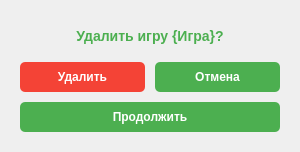
This is Windows/Custom/customwindow.ui in XooWI/SlashGames as Qt 5 draws it before an edit. The edited form follows.
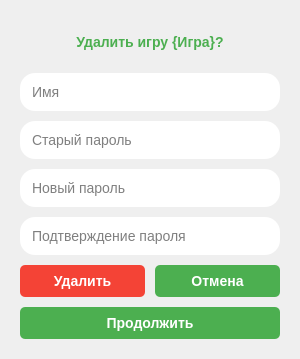
This is the edited form.

```diff
--- a/Windows/Custom/customwindow.ui
+++ b/Windows/Custom/customwindow.ui
@@ -7,14 +7,38 @@
     <x>0</x>
     <y>0</y>
     <width>300</width>
-    <height>150</height>
+    <height>359</height>
    </rect>
   </property>
+  <property name="sizePolicy">
+   <sizepolicy hsizetype="Fixed" vsizetype="Fixed">
+    <horstretch>0</horstretch>
+    <verstretch>0</verstretch>
+   </sizepolicy>
+  </property>
+  <property name="minimumSize">
+   <size>
+    <width>300</width>
+    <height>150</height>
+   </size>
+  </property>
+  <property name="maximumSize">
+   <size>
+    <width>500</width>
+    <height>500</height>
+   </size>
+  </property>
   <property name="windowTitle">
    <string>Удаление игры</string>
   </property>
   <property name="styleSheet">
-   <string notr="true">QDialog {
+   <string notr="true">QLineEdit, QPushButton {
+    border-radius: 15px;
+    padding: 10px;
+    font-size: 14px;
+}
+
+QDialog {
     border-radius: 10px;
 }
 QLabel {
@@ -35,13 +59,14 @@
     padding: 8px 15px;
     font-weight: bold;
 }
+
 QPushButton:hover {
     background-color: #45a049;
 }
 QPushButton:pressed {
     background-color: #3d8b40;
 }
-QPushButton#deleteButton {
+QPushButton#acceptButton {
     background-color: #f44336;
 }
 QPushButton#deleteButton:hover {
@@ -77,10 +102,50 @@
      </property>
     </widget>
    </item>
+   <item>
+    <widget class="QLineEdit" name="nameLineEdit">
+     <property name="placeholderText">
+      <string>Имя</string>
+     </property>
+    </widget>
+   </item>
+   <item>
+    <widget class="QLineEdit" name="oldPasswordLineEdit">
+     <property name="echoMode">
+      <enum>QLineEdit::Password</enum>
+     </property>
+     <property name="placeholderText">
+      <string>Старый пароль</string>
+     </property>
+    </widget>
+   </item>
+   <item>
+    <widget class="QLineEdit" name="newPasswordLineEdit">
+     <property name="echoMode">
+      <enum>QLineEdit::Password</enum>
+     </property>
+     <property name="placeholderText">
+      <string>Новый пароль</string>
+     </property>
+    </widget>
+   </item>
+   <item>
+    <widget class="QLineEdit" name="confirmNewPasswordLineEdit">
+     <property name="echoMode">
+      <enum>QLineEdit::Password</enum>
+     </property>
+     <property name="placeholderText">
+      <string>Подтверждение пароля</string>
+     </property>
+    </widget>
+   </item>
    <item>
     <layout class="QGridLayout" name="gridLayout">
      <item row="0" column="0">
-      <widget class="QPushButton" name="deleteButton">
+      <widget class="QPushButton" name="acceptButton">
+       <property name="styleSheet">
+        <string notr="true"/>
+       </property>
        <property name="text">
         <string>Удалить</string>
        </property>
```
Left out of the diff: 8 changed lines with no effect on the pictures.
